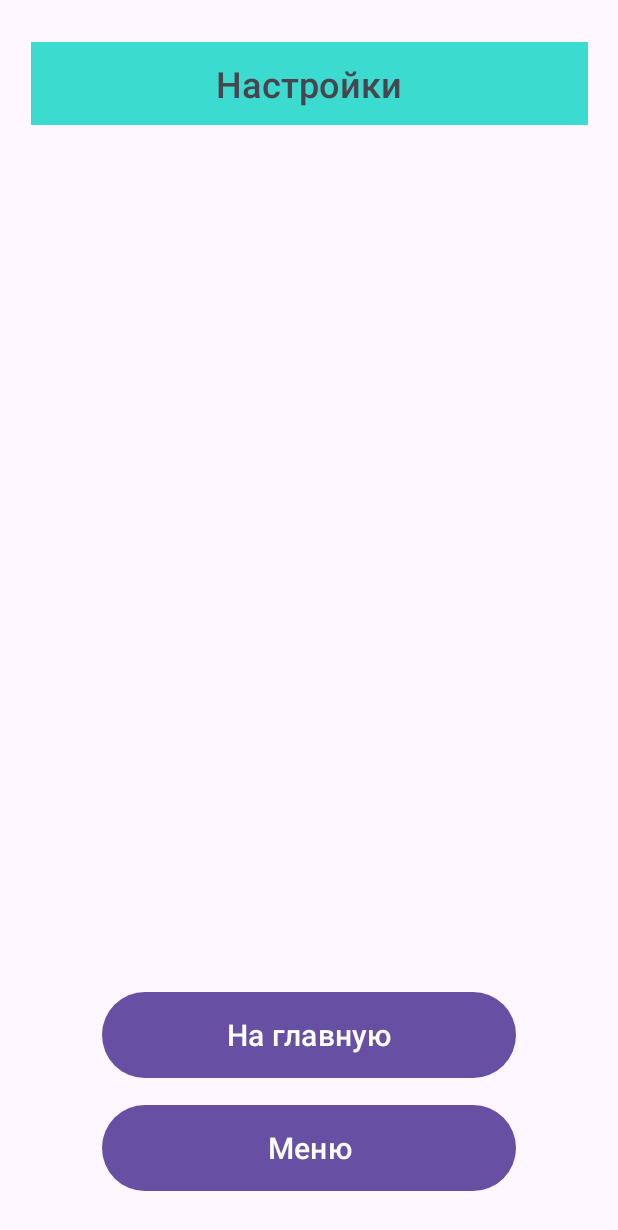
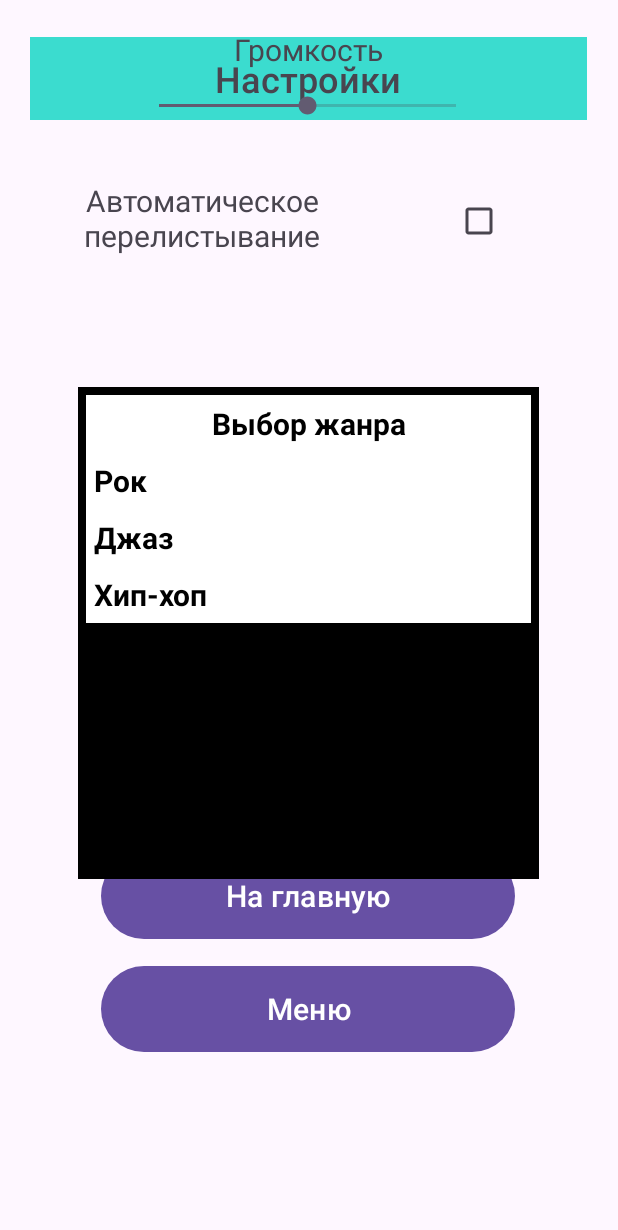
Before and after one commit to leviathan-7/Android_Video_App, an Android app: the Settings screen opened directly, with no data from a screen before it, on a phone screen of 412 x 824 dp. Shown: the top 1230 px of the screen. Run offline under Robolectric (Android 15) with nearby library versions, the phone set to English and light mode, and no system bars.

Commit message:
Base version of Settings page is made

```diff
--- a/app/build.gradle.kts
+++ b/app/build.gradle.kts
@@ -30,6 +30,7 @@ android {
     kotlinOptions {
         jvmTarget = "1.8"
     }
+    buildToolsVersion = "34.0.0"
 }
 
 dependencies {
--- a/app/src/main/res/layout/settings.xml
+++ b/app/src/main/res/layout/settings.xml
@@ -2,9 +2,26 @@
 <androidx.constraintlayout.widget.ConstraintLayout xmlns:android="http://schemas.android.com/apk/res/android"
     xmlns:app="http://schemas.android.com/apk/res-auto"
     xmlns:tools="http://schemas.android.com/tools"
-    android:layout_width="match_parent"
-    android:layout_height="match_parent"
+    android:layout_width="wrap_content"
+    android:layout_height="wrap_content"
+    android:textAlignment="center"
     tools:context=".MainActivity">
+
+    <TextView
+        android:id="@+id/textView3"
+        android:layout_width="209dp"
+        android:layout_height="51dp"
+        android:layout_marginBottom="560dp"
+        android:gravity="center_horizontal|center_vertical"
+        android:maxLines="2"
+        android:text="Автоматическое перелистывание"
+        android:textAlignment="center"
+        android:textSize="20sp"
+        android:visibility="visible"
+        app:layout_constraintBottom_toBottomOf="parent"
+        app:layout_constraintEnd_toEndOf="parent"
+        app:layout_constraintHorizontal_bias="0.148"
+        app:layout_constraintStart_toStartOf="parent" />
 
     <TextView
         android:id="@+id/textView"
@@ -28,14 +45,13 @@
         android:layout_marginStart="67dp"
         android:layout_marginEnd="68dp"
         android:layout_marginBottom="10dp"
+        android:onClick="toVideo"
         android:text="На главную"
         android:textColorLink="#3C1D68"
         android:textSize="20sp"
         app:layout_constraintBottom_toTopOf="@+id/button_menu"
         app:layout_constraintEnd_toEndOf="parent"
-        app:layout_constraintStart_toStartOf="parent"
-        android:onClick="toVideo"
-        />
+        app:layout_constraintStart_toStartOf="parent" />
 
     <Button
         android:id="@+id/button_menu"
@@ -44,13 +60,139 @@
         android:layout_marginStart="67dp"
         android:layout_marginEnd="68dp"
         android:layout_marginBottom="26dp"
+        android:onClick="toMenu"
         android:text="Меню"
         android:textColorLink="#3C1D68"
         android:textSize="20sp"
         app:layout_constraintBottom_toBottomOf="parent"
         app:layout_constraintEnd_toEndOf="parent"
+        app:layout_constraintStart_toStartOf="parent" />
+
+    <TextView
+        android:id="@+id/textView2"
+        android:layout_width="123dp"
+        android:layout_height="32dp"
+        android:layout_marginBottom="682dp"
+        android:gravity="center_horizontal|center_vertical"
+        android:text="Громкость"
+        android:textAlignment="center"
+        android:textSize="20sp"
+        android:visibility="visible"
+        app:layout_constraintBottom_toBottomOf="parent"
+        app:layout_constraintEnd_toEndOf="parent"
+        app:layout_constraintStart_toStartOf="parent" />
+
+    <SeekBar
+        android:id="@+id/seekBar"
+        android:layout_width="230dp"
+        android:layout_height="18dp"
+        android:layout_marginBottom="652dp"
+        android:max="10"
+        android:progress="5"
+        android:scrollbarSize="10dp"
+        app:layout_constraintBottom_toBottomOf="parent"
+        app:layout_constraintEnd_toEndOf="parent"
+        app:layout_constraintHorizontal_bias="0.497"
+        app:layout_constraintStart_toStartOf="parent" />
+
+    <CheckBox
+        android:id="@+id/checkBox"
+        android:layout_width="wrap_content"
+        android:layout_height="wrap_content"
+        android:layout_marginEnd="68dp"
+        android:layout_marginBottom="560dp"
+        app:layout_constraintBottom_toBottomOf="parent"
+        app:layout_constraintEnd_toEndOf="parent" />
+
+    <TableLayout
+        android:layout_width="307dp"
+        android:layout_height="328dp"
+        android:layout_marginStart="52dp"
+        android:layout_marginTop="258dp"
+        android:layout_marginEnd="52dp"
+        android:layout_marginBottom="145dp"
+        android:background="#000000"
+        android:padding="5dp"
+        android:scrollbars="vertical"
+        app:layout_constraintBottom_toBottomOf="parent"
+        app:layout_constraintEnd_toEndOf="parent"
         app:layout_constraintStart_toStartOf="parent"
-        android:onClick="toMenu"
-        />
+        app:layout_constraintTop_toTopOf="parent">
+
+
+        <TableRow
+            android:id="@+id/firstRow"
+            android:layout_width="match_parent"
+            android:layout_height="match_parent"
+            android:layout_gravity="center"
+            android:background="#FFFFFF"
+            android:padding="5dp"
+            android:textAlignment="center">
+
+            <TextView
+                android:layout_width="287dp"
+                android:layout_height="wrap_content"
+                android:layout_gravity="center"
+                android:text="Выбор жанра"
+                android:textColor="#000000"
+                android:textSize="20dp"
+                android:textStyle="bold"></TextView>
+        </TableRow>
+
+        <TableRow
+            android:id="@+id/secondRow"
+            android:layout_width="match_parent"
+            android:layout_height="match_parent"
+            android:background="#FFFFFF"
+            android:padding="5dp"
+            android:textAlignment="center">
+
+            <TextView
+                android:layout_width="219dp"
+                android:layout_height="wrap_content"
+                android:text="Рок"
+                android:textColor="#000000"
+                android:textSize="20dp"
+                android:textStyle="bold"></TextView>
+
+        </TableRow>
+
+        <TableRow
+            android:id="@+id/thirdRow"
+            android:layout_width="match_parent"
+            android:layout_height="match_parent"
+            android:background="#FFFFFF"
+            android:padding="5dp">
+
+            <TextView
+                android:layout_width="wrap_content"
+                android:layout_height="wrap_content"
+                android:text="Джаз"
+                android:textColor="#000000"
+                android:textSize="20dp"
+                android:textStyle="bold"></TextView>
+
+        </TableRow>
+
+        <TableRow
+            android:id="@+id/fourthRow"
+            android:layout_width="match_parent"
+            android:layout_height="match_parent"
+            android:background="#FFFFFF"
+            android:padding="5dp"
+            tools:layout_editor_absoluteX="56dp"
+            tools:layout_editor_absoluteY="190dp">
+
+            <TextView
+                android:layout_width="wrap_content"
+                android:layout_height="wrap_content"
+                android:text="Хип-хоп"
+                android:textColor="#000000"
+                android:textSize="20dp"
+                android:textStyle="bold"></TextView>
+
+        </TableRow>
+
+    </TableLayout>
 
 </androidx.constraintlayout.widget.ConstraintLayout>
```
